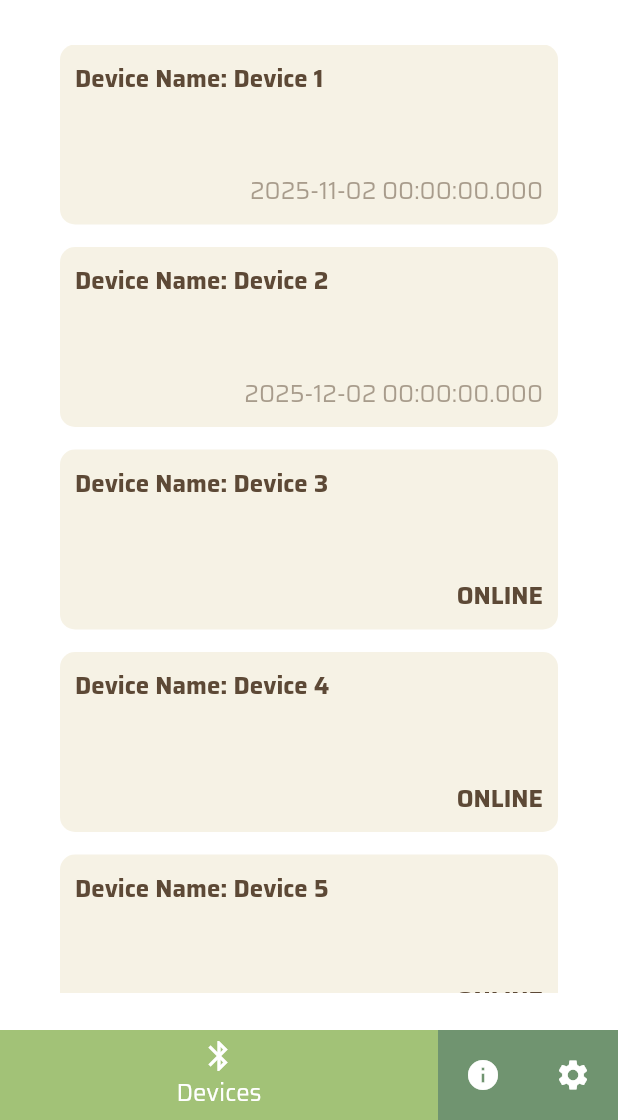
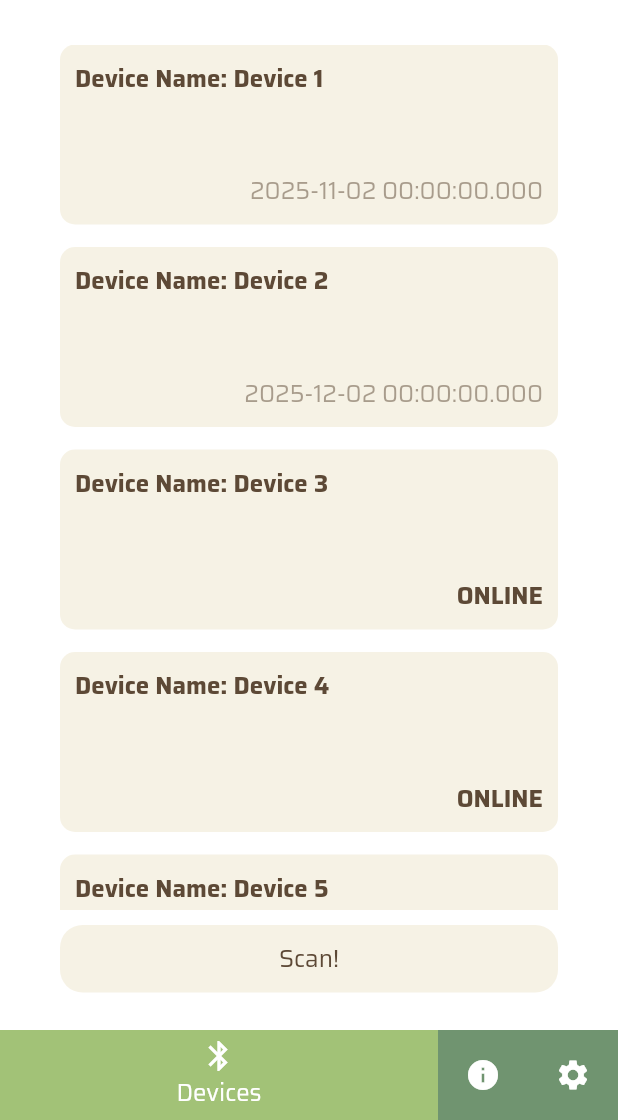
Before and after one commit to iwansal64/eunoia_app, a Flutter app: the screen it shows after launch, on a phone screen of 412 x 824 dp, the part 116-1236 px from its top. Run offline on Flutter 3.47's test engine with Material 3 defaults, Android fonts, the phone set to English and light mode, and no system bars; our stand-ins replace google_fonts, logger.

Commit message:
[new] Add Scan Device Button

```diff
--- a/lib/components/device/device.dart
+++ b/lib/components/device/device.dart
@@ -1,5 +1,6 @@
 import 'package:eunoia_app/components/device/device_list.dart';
 import 'package:eunoia_app/components/device/device_title.dart';
+import 'package:eunoia_app/components/device/scan_device.dart';
 import 'package:flutter/material.dart';
 
 class DevicePage extends StatelessWidget {
@@ -16,6 +17,8 @@ class DevicePage extends StatelessWidget {
             DeviceTitle(),
             SizedBox(height: 30,),
             Expanded(child: DeviceList()),
+            SizedBox(height: 10,),
+            ScanDeviceButton()
           ],
         ),
       ),
--- /dev/null
+++ b/lib/components/device/scan_device.dart
@@ -0,0 +1,47 @@
+import 'package:eunoia_app/hooks/use_bluetooth_state.dart';
+import 'package:flutter/material.dart';
+import 'package:logger/web.dart';
+
+class ScanDeviceButton extends StatelessWidget {
+  const ScanDeviceButton({ super.key });
+
+  @override
+  Widget build(BuildContext context) {
+    final logger = Logger();
+
+    void scan() async {
+      if(UseBluetoothState.scanState.value) return;
+
+      logger.i("SCANNING..");
+      UseBluetoothState.setScanState(true);
+
+      await Future.delayed(Duration(seconds: 2));
+
+      UseBluetoothState.setScanState(false);
+    }
+
+    return ListenableBuilder(
+      listenable: UseBluetoothState.scanState,
+      builder: (BuildContext context, _) {
+
+        return GestureDetector(
+          onTap: UseBluetoothState.scanState.value ? () {} : scan,
+          child: Opacity(
+            opacity: UseBluetoothState.scanState.value ? 0.5 : 1,
+            child: Container(
+              alignment: Alignment.center,
+              decoration: BoxDecoration(
+                color: Color.fromARGB(255, 246, 242, 229),
+                borderRadius: BorderRadius.circular(15),
+              ),
+              child: Padding(
+                padding: EdgeInsets.symmetric(vertical: 10, horizontal: 30),
+                child: const Text("Scan!"),
+              ),
+            ),
+          ),
+        );
+      },
+    );
+  }
+}
--- a/lib/components/globals/navbar.dart
+++ b/lib/components/globals/navbar.dart
@@ -1,5 +1,5 @@
 import 'package:flutter/material.dart';
-import 'package:eunoia_app/hooks/page_state.dart';
+import 'package:eunoia_app/hooks/use_page_state.dart';
 
 class Navbar extends StatelessWidget {
   const Navbar({ super.key });
--- /dev/null
+++ b/lib/hooks/use_bluetooth_state.dart
@@ -0,0 +1,10 @@
+import 'package:flutter/foundation.dart';
+
+class UseBluetoothState {
+  static ValueNotifier<bool> scanState = ValueNotifier(false);
+
+  static void setScanState(bool newState) {
+    if(scanState.value == newState) return;
+    UseBluetoothState.scanState.value = newState;
+  }
+}
--- a/lib/main.dart
+++ b/lib/main.dart
@@ -4,7 +4,7 @@ import 'package:eunoia_app/components/setting/setting.dart';
 import 'package:flutter/material.dart';
 import 'package:google_fonts/google_fonts.dart';
 import 'package:eunoia_app/components/globals/navbar.dart';
-import 'package:eunoia_app/hooks/page_state.dart';
+import 'package:eunoia_app/hooks/use_page_state.dart';
 
 void main() {
   runApp(const MyApp());
```
Also changed, not shown: lib/hooks/use_page_state.dart (renamed from lib/hooks/page_state.dart).
